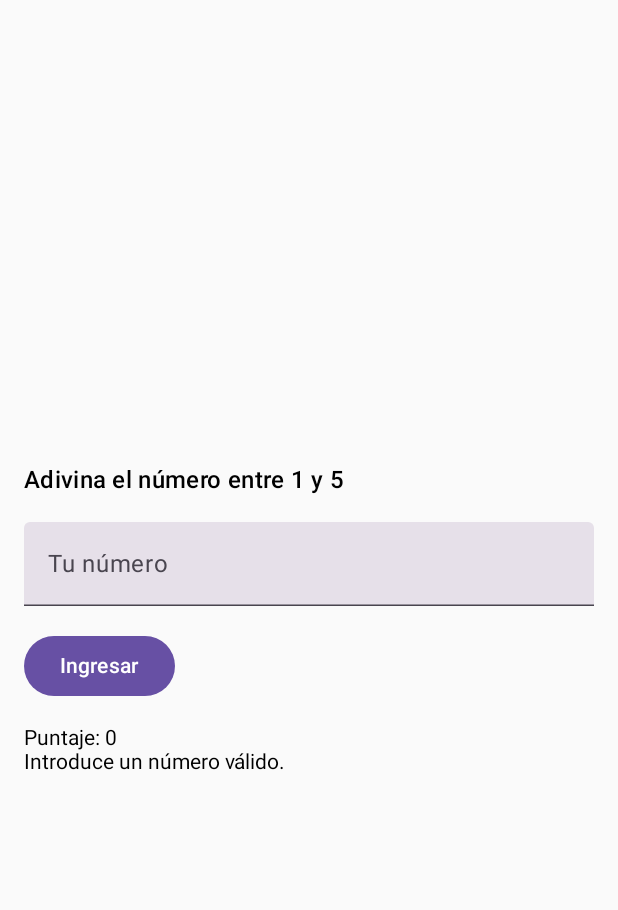
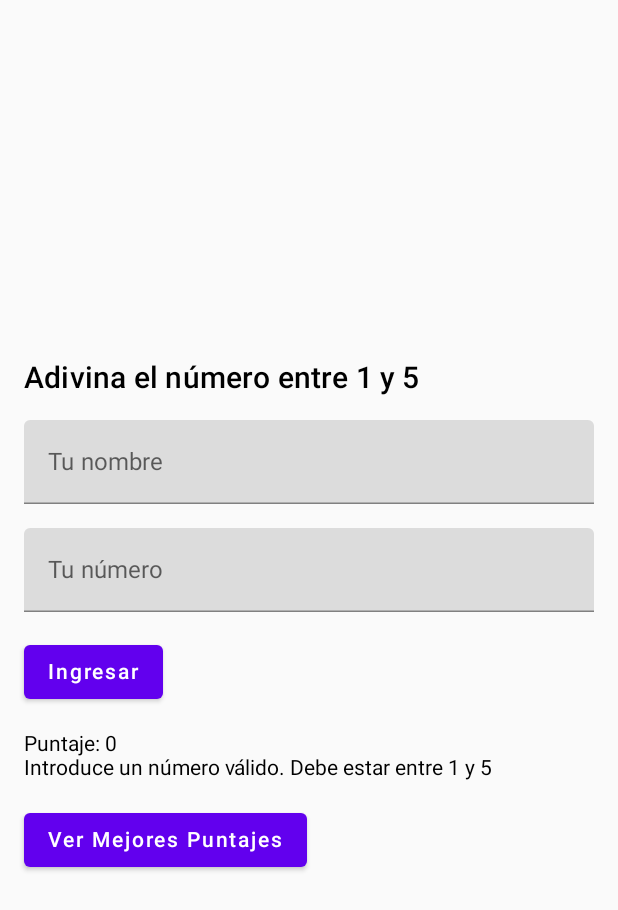
Before and after one commit to Rafaegur/TP2a-Moviles, an Android app built with Jetpack Compose: the screen it shows after launch (MainActivity), after a tap on "Ingresar", on a phone screen of 412 x 824 dp. Shown: the top 910 px of the screen. Run offline under Robolectric (Android 15) with nearby library versions, the phone set to English and light mode, and no system bars.

```diff
--- a/app/build.gradle.kts
+++ b/app/build.gradle.kts
@@ -50,14 +50,18 @@ android {
 }
 
 dependencies {
+    val composeBom = platform("androidx.compose:compose-bom:2024.06.00")
+    implementation(composeBom)
     implementation("androidx.datastore:datastore-preferences:1.1.1")
     implementation("androidx.activity:activity-compose:1.7.0")
     implementation("androidx.compose.ui:ui:1.4.0")
     implementation("androidx.compose.material:material:1.4.0")
-    implementation("androidx.compose.ui:ui-tooling-preview:1.4.0")
+    implementation(libs.androidx.navigation.runtime.ktx)
     debugImplementation("androidx.compose.ui:ui-tooling:1.4.0")
+    implementation("androidx.compose.ui:ui-tooling-preview")
     implementation("androidx.lifecycle:lifecycle-runtime-ktx:2.6.0")
     implementation("androidx.compose.runtime:runtime-livedata:1.4.0")
+    implementation ("androidx.navigation:navigation-compose:2.7.1")
     implementation(libs.androidx.core.ktx)
     implementation(libs.androidx.lifecycle.runtime.ktx)
     implementation(libs.androidx.activity.compose)
--- /dev/null
+++ b/app/src/main/java/com/example/utnfrlp/moviles/tp2a_moviles/DataStoreManager.kt
@@ -0,0 +1,51 @@
+import android.content.Context
+import androidx.datastore.preferences.core.edit
+import androidx.datastore.preferences.core.stringPreferencesKey
+import androidx.datastore.preferences.preferencesDataStore
+import kotlinx.coroutines.flow.Flow
+import kotlinx.coroutines.flow.map
+import kotlinx.coroutines.flow.first
+
+class DataStoreManager(context: Context) {
+
+    // Inicializar DataStore
+    private val Context.dataStore by preferencesDataStore(name = "high_scores_prefs")
+
+    // Usar el contexto pasado para acceder al dataStore
+    private val dataStore = context.dataStore
+
+    private val HIGH_SCORES_KEY = stringPreferencesKey("high_scores")
+
+    // Obtener los puntajes almacenados
+    fun getHighScores(): Flow<List<Pair<String, Int>>> {
+        return dataStore.data.map { preferences ->
+            val highScoresString = preferences[HIGH_SCORES_KEY] ?: ""
+            if (highScoresString.isEmpty()) {
+                emptyList() // Si no hay puntajes, retorna lista vacía
+            } else {
+                highScoresString.split("|").map { entry ->
+                    val (name, score) = entry.split(",")
+                    name to score.toInt() // Convertir a Pair<String, Int>
+                }
+            }
+        }
+    }
+
+    // Guardar los mejores puntajes
+    suspend fun saveHighScores(newScore: List<Pair<String, Int>>) {
+        // Obtener los puntajes actuales
+        val currentScores = getHighScores().first()
+
+        // Combinar puntajes actuales con el nuevo y tomar los 3 mejores
+        val updatedScores = (currentScores + newScore)
+            .sortedByDescending { it.second } // Ordenar por puntaje
+            .take(3) // Mantener solo los 3 mejores
+
+        // Guardar los puntajes actualizados en DataStore
+        dataStore.edit { preferences -> // Usa dataStore directamente
+            val serializedScores = updatedScores.joinToString(separator = "|") { "${it.first},${it.second}" }
+            preferences[HIGH_SCORES_KEY] = serializedScores
+        }
+    }
+
+}
--- a/app/src/main/java/com/example/utnfrlp/moviles/tp2a_moviles/GuessNumberScreen.kt
+++ /dev/null
@@ -1,73 +0,0 @@
-package com.example.utnfrlp.moviles.tp2a_moviles
-
-import androidx.compose.foundation.layout.*
-import androidx.compose.material3.Button
-import androidx.compose.material3.MaterialTheme
-import androidx.compose.material3.Text
-import androidx.compose.material3.TextField
-import androidx.compose.runtime.*
-import androidx.compose.ui.Modifier
-import androidx.compose.ui.text.input.TextFieldValue
-import androidx.compose.ui.unit.dp
-import kotlin.random.Random
-
-@Composable
-fun GuessNumberScreen() {
-    var userInput by remember { mutableStateOf(TextFieldValue("")) }
-    var randomNumber by remember { mutableStateOf(Random.nextInt(1, 5)) }
-    var triesLeft by remember { mutableStateOf(5) }
-    var score by remember { mutableStateOf(0) }
-    var message by remember { mutableStateOf("") }
-    var isGameOver by remember { mutableStateOf(false) }
-
-    if (isGameOver) {
-        GameOverScreen(score = score) {
-            // Reiniciar el juego
-            userInput = TextFieldValue("")
-            randomNumber = Random.nextInt(1, 5)
-            triesLeft = 5
-            score = 0
-            message = ""
-            isGameOver = false
-        }
-    } else {
-        Column(
-            modifier = Modifier
-                .fillMaxSize()
-                .padding(16.dp),
-            verticalArrangement = Arrangement.Center
-        ) {
-            Text(text = "Adivina el número entre 1 y 5", style = MaterialTheme.typography.titleMedium)
-            Spacer(modifier = Modifier.height(16.dp))
-            TextField(
-                value = userInput,
-                onValueChange = { userInput = it },
-                label = { Text("Tu número") },
-                modifier = Modifier.fillMaxWidth()
-            )
-            Spacer(modifier = Modifier.height(16.dp))
-            Button(onClick = {
-                val guessedNumber = userInput.text.toIntOrNull()
-                if (guessedNumber != null) {
-                    if (guessedNumber == randomNumber) {
-                        score += 10
-                        message = "¡Adivinaste!"
-                    } else {
-                        triesLeft--
-                        message = "Fallaste. Te quedan $triesLeft intentos."
-                        if (triesLeft == 0) {
-                            isGameOver = true
-                        }
-                    }
-                } else {
-                    message = "Introduce un número válido."
-                }
-            }) {
-                Text("Ingresar")
-            }
-            Spacer(modifier = Modifier.height(16.dp))
-            Text(text = "Puntaje: $score")
-            Text(text = message)
-        }
-    }
-}
--- /dev/null
+++ b/app/src/main/java/com/example/utnfrlp/moviles/tp2a_moviles/Home.kt
@@ -0,0 +1,118 @@
+package com.example.utnfrlp.moviles.tp2a_moviles
+
+import DataStoreManager
+import android.annotation.SuppressLint
+import androidx.compose.foundation.layout.Column
+import androidx.compose.runtime.*
+import androidx.compose.ui.text.input.TextFieldValue
+import androidx.navigation.NavController
+import kotlinx.coroutines.launch
+import kotlin.random.Random
+import androidx.compose.foundation.layout.*
+import androidx.compose.material.*
+import androidx.compose.ui.Modifier
+import androidx.compose.ui.unit.dp
+
+
+@SuppressLint("CoroutineCreationDuringComposition")
+@Composable
+fun GuessNumberScreen(navController: NavController, dataStoreManager: DataStoreManager) {
+    // Variables del juego
+    var userInput by remember { mutableStateOf(TextFieldValue("")) }
+    var userName by remember { mutableStateOf(TextFieldValue("")) }
+    var randomNumber by remember { mutableStateOf(Random.nextInt(1, 5)) }
+    var triesLeft by remember { mutableStateOf(5) }
+    var score by remember { mutableStateOf(0) }
+    var message by remember { mutableStateOf("") }
+    var isGameOver by remember { mutableStateOf(false) }
+
+    val coroutineScope = rememberCoroutineScope()
+
+    Column(
+        modifier = Modifier
+            .fillMaxSize()
+            .padding(16.dp),
+        verticalArrangement = Arrangement.Center
+    ) {
+        Text(text = "Adivina el número entre 1 y 5", style = MaterialTheme.typography.h6)
+        Spacer(modifier = Modifier.height(16.dp))
+        TextField(
+            value = userName,
+            onValueChange = { userName = it },
+            label = { Text("Tu nombre") },
+            modifier = Modifier.fillMaxWidth()
+        )
+        Spacer(modifier = Modifier.height(16.dp))
+        TextField(
+            value = userInput,
+            onValueChange = { userInput = it },
+            label = { Text("Tu número") },
+            modifier = Modifier.fillMaxWidth()
+        )
+        Spacer(modifier = Modifier.height(16.dp))
+        Button(onClick = {
+            val guessedNumber = userInput.text.toIntOrNull()
+            if (guessedNumber != null && (guessedNumber == 1 || guessedNumber == 2 || guessedNumber == 3 || guessedNumber == 4 || guessedNumber == 5)) {
+                if (guessedNumber == randomNumber) {
+                    score += 10
+                    message = "¡Adivinaste!"
+                    randomNumber = Random.nextInt(1, 5)
+                } else {
+                    triesLeft--
+                    message = "Fallaste. Te quedan $triesLeft intentos."
+                    if (triesLeft == 0) {
+                        isGameOver = true
+                    }
+                }
+            } else {
+                message = "Introduce un número válido. Debe estar entre 1 y 5"
+            }
+        }) {
+            Text("Ingresar")
+        }
+        Spacer(modifier = Modifier.height(16.dp))
+        Text(text = "Puntaje: $score")
+        Text(text = message)
+        Spacer(modifier = Modifier.height(16.dp))
+        Button(onClick = {
+            // Comparar y guardar el puntaje si es necesario
+            coroutineScope.launch {
+                dataStoreManager.getHighScores().collect { savedScores ->
+                    if (savedScores.isNullOrEmpty() || score > savedScores.maxOf { it.second }) {
+                        dataStoreManager.saveHighScores(
+                            listOf(userName.text to score)
+                        )
+                    }
+                }
+            }
+            navController.navigate("highScores")
+        }) {
+            Text("Ver Mejores Puntajes")
+        }
+    }
+
+    if (isGameOver) {
+        GameOverScreen(score = score) {
+
+            // Comparar y guardar el puntaje si es necesario
+            coroutineScope.launch {
+                dataStoreManager.getHighScores().collect { savedScores ->
+                    if (savedScores.isNullOrEmpty() || score > savedScores.maxOf { it.second }) {
+                        dataStoreManager.saveHighScores(
+                            listOf(userName.text to score)
+                        )
+                    }
+                }
+            }
+
+
+            // Reiniciar el juego
+            userInput = TextFieldValue("")
+            randomNumber = Random.nextInt(1, 5)
+            triesLeft = 5
+            score = 0
+            message = ""
+            isGameOver = false
+        }
+    }
+}
--- a/app/src/main/java/com/example/utnfrlp/moviles/tp2a_moviles/MainActivity.kt
+++ b/app/src/main/java/com/example/utnfrlp/moviles/tp2a_moviles/MainActivity.kt
@@ -1,14 +1,45 @@
 package com.example.utnfrlp.moviles.tp2a_moviles
 
+import DataStoreManager
 import android.os.Bundle
 import androidx.activity.ComponentActivity
 import androidx.activity.compose.setContent
+import androidx.compose.runtime.Composable
+import androidx.compose.runtime.rememberCoroutineScope
+import androidx.navigation.NavHostController
+import androidx.navigation.compose.NavHost
+import androidx.navigation.compose.composable
+import androidx.navigation.compose.rememberNavController
+import kotlinx.coroutines.launch
 
 class MainActivity : ComponentActivity() {
+    private lateinit var dataStoreManager: DataStoreManager
+
     override fun onCreate(savedInstanceState: Bundle?) {
         super.onCreate(savedInstanceState)
+        dataStoreManager = DataStoreManager(this) // Inicializa DataStoreManager
+
         setContent {
-            GuessNumberScreen()
+            val navController = rememberNavController()
+            AppNavigation(navController = navController, dataStoreManager = dataStoreManager)
         }
     }
 }
+
+@Composable
+fun AppNavigation(navController: NavHostController, dataStoreManager: DataStoreManager) {
+    NavHost(navController = navController, startDestination = "home") {
+        composable("home") {
+            GuessNumberScreen(navController = navController, dataStoreManager = dataStoreManager)
+        }
+        composable("highScores") {
+            HighScoresScreen(navController = navController, dataStoreManager = dataStoreManager)
+        }
+        composable("gameOver/{score}") { backStackEntry ->
+            val score = backStackEntry.arguments?.getString("score")?.toIntOrNull() ?: 0
+            GameOverScreen(score = score, onPlayAgain = {
+                navController.navigate("home") // Volver a la pantalla de inicio
+            })
+        }
+    }
+}
--- a/gradle/libs.versions.toml
+++ b/gradle/libs.versions.toml
@@ -10,6 +10,7 @@ activityCompose = "1.9.2"
 composeBom = "2024.04.01"
 appcompat = "1.7.0"
 constraintlayout = "2.1.4"
+navigationRuntimeKtx = "2.8.1"
 
 [libraries]
 androidx-core-ktx = { group = "androidx.core", name = "core-ktx", version.ref = "coreKtx" }
@@ -28,6 +29,7 @@ androidx-ui-test-junit4 = { group = "androidx.compose.ui", name = "ui-test-junit
 androidx-material3 = { group = "androidx.compose.material3", name = "material3" }
 androidx-appcompat = { group = "androidx.appcompat", name = "appcompat", version.ref = "appcompat" }
 androidx-constraintlayout = { group = "androidx.constraintlayout", name = "constraintlayout", version.ref = "constraintlayout" }
+androidx-navigation-runtime-ktx = { group = "androidx.navigation", name = "navigation-runtime-ktx", version.ref = "navigationRuntimeKtx" }
 
 [plugins]
 android-application = { id = "com.android.application", version.ref = "agp" }
```
Also changed, not shown: app/src/main/java/com/example/utnfrlp/moviles/tp2a_moviles/HighScores.kt (added, +39 -0 lines), app/src/main/java/com/example/utnfrlp/moviles/tp2a_moviles/GameOver.kt (renamed from app/src/main/java/com/example/utnfrlp/moviles/tp2a_moviles/GameOverScreen.kt).
